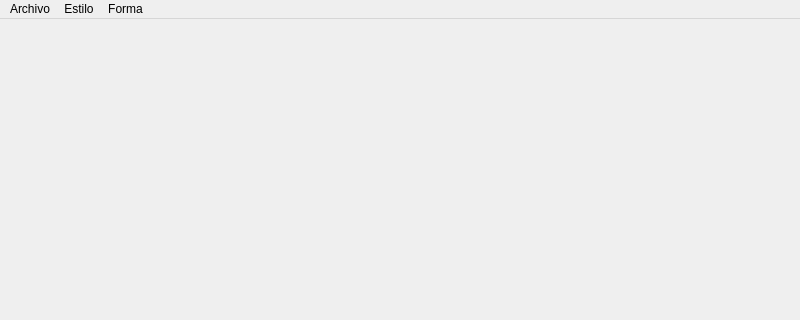
Above: principal.ui from SamSami25/MiPaint before the change; both pictures show x 0 to 800 and y 0 to 320 of the 800 by 600 pixel window. Below: the same form after it.
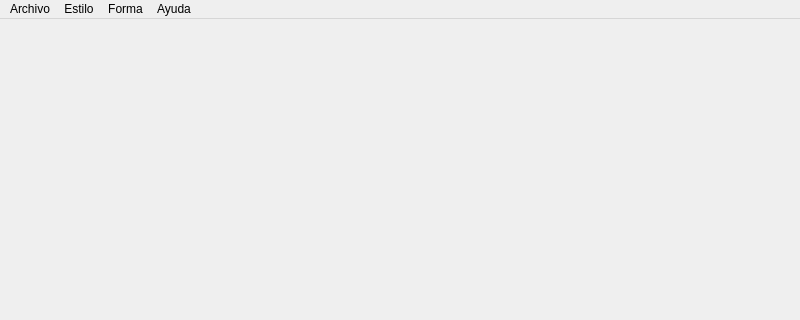
That is the form after the change. Icons and pictures are not drawn.

```diff
--- a/principal.ui
+++ b/principal.ui
@@ -55,9 +55,16 @@
     <addaction name="actionRect_nculos"/>
     <addaction name="actionCircunferencias"/>
    </widget>
+   <widget class="QMenu" name="menuAyuda">
+    <property name="title">
+     <string>Ayuda</string>
+    </property>
+    <addaction name="actionAcerca_de"/>
+   </widget>
    <addaction name="menuArchivo"/>
    <addaction name="menuEstilo"/>
    <addaction name="menuForma"/>
+   <addaction name="menuAyuda"/>
   </widget>
   <widget class="QStatusBar" name="statusbar"/>
   <action name="actionNuevo">
```
Left out of the diff: 62 changed lines with no effect on the pictures.
